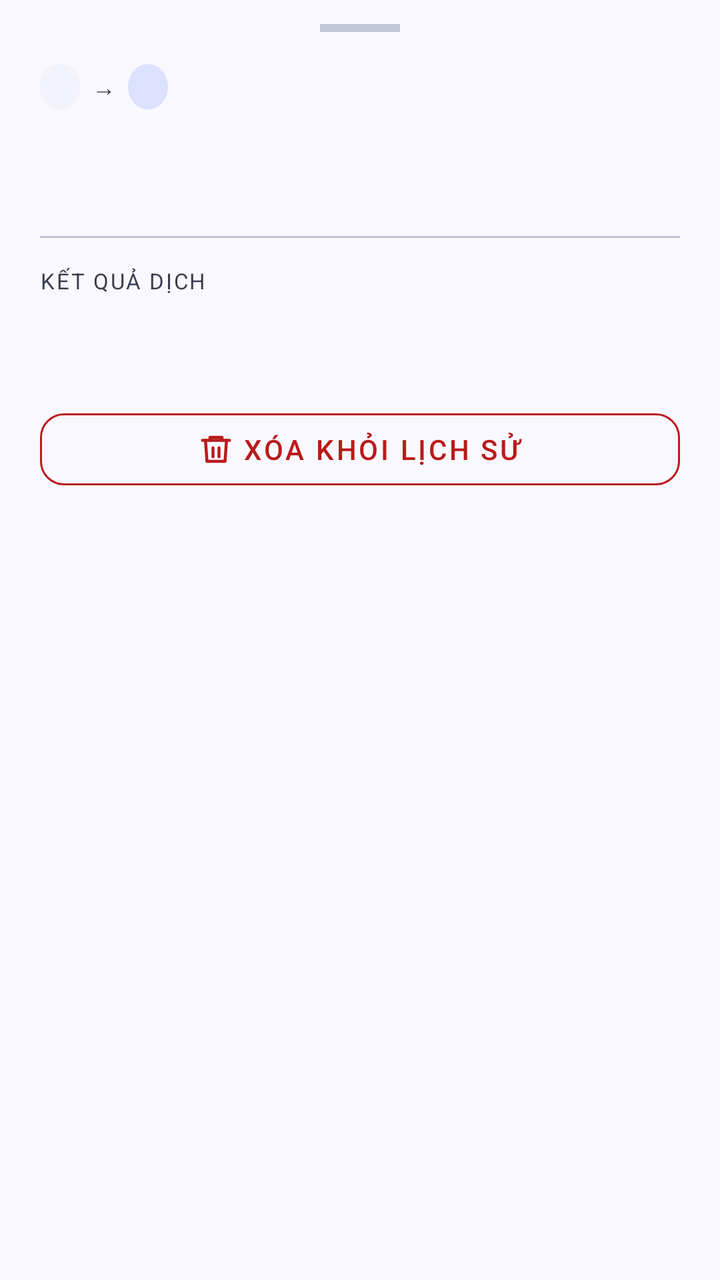
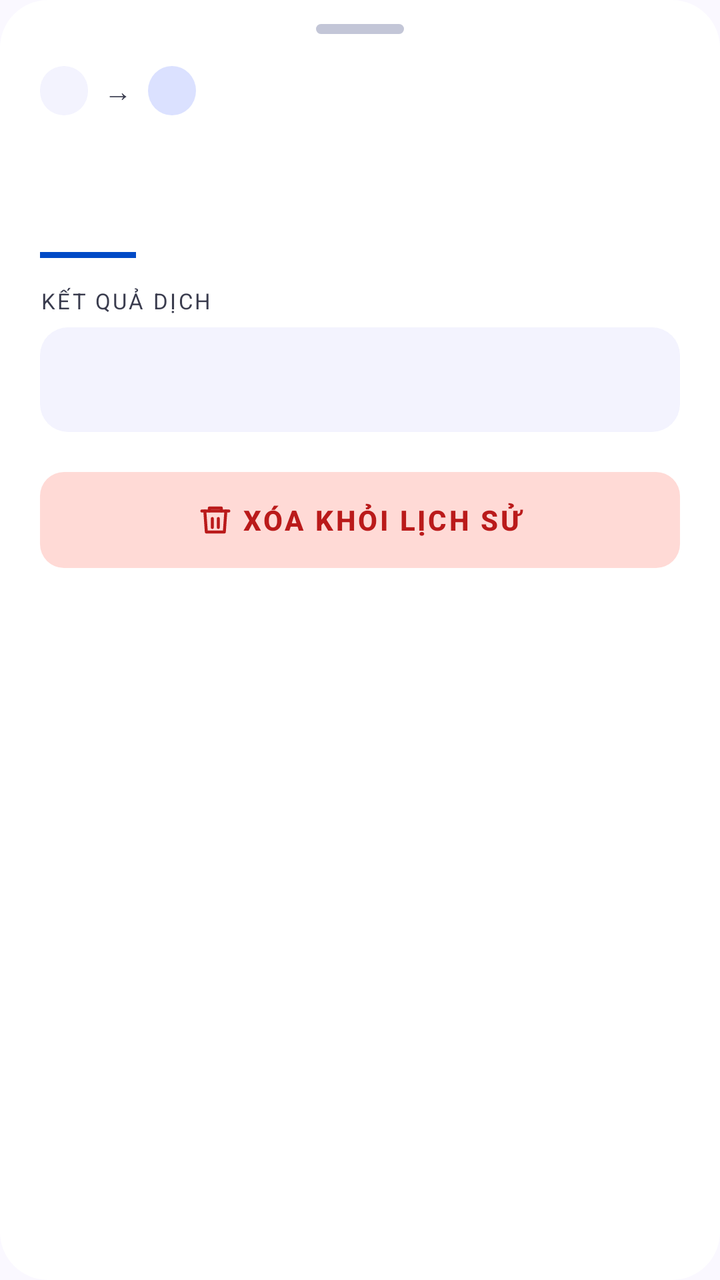

An Android layout rendered at two revisions. The XML below is the earlier revision; the diff shows what the commit changed to produce the second picture.
<!-- AndroidManifest.xml: application theme Theme.ObjectLanguage -->
<!-- res/layout/dialog_dictionary_history_detail.xml -->
<?xml version="1.0" encoding="utf-8"?>
<LinearLayout xmlns:android="http://schemas.android.com/apk/res/android"
    xmlns:app="http://schemas.android.com/apk/res-auto"
    android:layout_width="match_parent"
    android:layout_height="wrap_content"
    android:orientation="vertical"
    android:paddingBottom="32dp">

    
    <View
        android:layout_width="40dp"
        android:layout_height="4dp"
        android:layout_gravity="center_horizontal"
        android:layout_marginTop="12dp"
        android:layout_marginBottom="16dp"
        android:background="@color/divider" />

    
    <FrameLayout
        android:id="@+id/layoutImage"
        android:layout_width="match_parent"
        android:layout_height="200dp"
        android:layout_marginStart="20dp"
        android:layout_marginEnd="20dp"
        android:layout_marginBottom="16dp"
        android:background="@drawable/bg_soft_panel"
        android:visibility="gone">

        <ImageView
            android:id="@+id/ivDetailImage"
            android:layout_width="match_parent"
            android:layout_height="match_parent"
            android:scaleType="centerCrop" />
    </FrameLayout>

    
    <LinearLayout
        android:layout_width="match_parent"
        android:layout_height="wrap_content"
        android:orientation="vertical"
        android:paddingStart="20dp"
        android:paddingEnd="20dp">

        
        <LinearLayout
            android:layout_width="match_parent"
            android:layout_height="wrap_content"
            android:gravity="center_vertical"
            android:orientation="horizontal"
            android:layout_marginBottom="10dp">

            <TextView
                android:id="@+id/tvFromLangBadge"
                android:layout_width="wrap_content"
                android:layout_height="wrap_content"
                android:background="@drawable/bg_soft_panel"
                android:paddingStart="10dp"
                android:paddingTop="4dp"
                android:paddingEnd="10dp"
                android:paddingBottom="4dp"
                android:textColor="@color/primary"
                android:textSize="11sp"
                android:textStyle="bold" />

            <TextView
                android:layout_width="wrap_content"
                android:layout_height="wrap_content"
                android:layout_marginStart="6dp"
                android:layout_marginEnd="6dp"
                android:text="→"
                android:textColor="@color/text_muted"
                android:textSize="12sp" />

            <TextView
                android:id="@+id/tvToLangBadge"
                android:layout_width="wrap_content"
                android:layout_height="wrap_content"
                android:background="@drawable/bg_icon_primary"
                android:paddingStart="10dp"
                android:paddingTop="4dp"
                android:paddingEnd="10dp"
                android:paddingBottom="4dp"
                android:textColor="@color/primary"
                android:textSize="11sp"
                android:textStyle="bold" />

            <View
                android:layout_width="0dp"
                android:layout_height="1dp"
                android:layout_weight="1" />

            <TextView
                android:id="@+id/tvDetailTime"
                android:layout_width="wrap_content"
                android:layout_height="wrap_content"
                android:textColor="@color/text_muted"
                android:textSize="12sp" />
        </LinearLayout>

        
        <TextView
            android:id="@+id/tvDetailWord"
            android:layout_width="match_parent"
            android:layout_height="wrap_content"
            android:textColor="@color/text_primary"
            android:textSize="28sp"
            android:textStyle="bold" />

        
        <TextView
            android:id="@+id/tvDetailPhonetic"
            android:layout_width="wrap_content"
            android:layout_height="wrap_content"
            android:layout_marginTop="4dp"
            android:textColor="@color/primary"
            android:textSize="16sp"
            android:textStyle="italic"
            android:visibility="gone" />

        
        <View
            android:layout_width="match_parent"
            android:layout_height="1dp"
            android:layout_marginTop="16dp"
            android:layout_marginBottom="14dp"
            android:background="@color/divider" />

        
        <TextView
            android:layout_width="wrap_content"
            android:layout_height="wrap_content"
            android:layout_marginBottom="6dp"
            android:text="@string/dictionary_result_label"
            android:textColor="@color/text_muted"
            android:textSize="11sp"
            android:letterSpacing="0.08"
            android:textAllCaps="true" />

        
        <TextView
            android:id="@+id/tvDetailTranslation"
            android:layout_width="match_parent"
            android:layout_height="wrap_content"
            android:textColor="@color/text_primary"
            android:textSize="20sp"
            android:textStyle="bold" />

        
        <LinearLayout
            android:id="@+id/layoutObjectCode"
            android:layout_width="match_parent"
            android:layout_height="wrap_content"
            android:layout_marginTop="14dp"
            android:gravity="center_vertical"
            android:orientation="horizontal"
            android:visibility="gone">

            <View
                android:layout_width="3dp"
                android:layout_height="16dp"
                android:background="@color/primary"
                android:layout_marginEnd="8dp" />

            <TextView
                android:layout_width="wrap_content"
                android:layout_height="wrap_content"
                android:text="@string/dictionary_object_code_label"
                android:textColor="@color/text_secondary"
                android:textSize="13sp" />

            <TextView
                android:id="@+id/tvObjectCode"
                android:layout_width="wrap_content"
                android:layout_height="wrap_content"
                android:layout_marginStart="6dp"
                android:textColor="@color/primary"
                android:textSize="13sp"
                android:textStyle="bold" />
        </LinearLayout>

        
        <com.google.android.material.button.MaterialButton
            android:id="@+id/btnDeleteHistory"
            style="@style/Widget.MaterialComponents.Button.OutlinedButton"
            android:layout_width="match_parent"
            android:layout_height="48dp"
            android:layout_marginTop="20dp"
            android:text="@string/dictionary_history_delete"
            android:textColor="@color/error"
            app:cornerRadius="12dp"
            app:strokeColor="@color/error"
            app:icon="@drawable/ic_delete"
            app:iconTint="@color/error"
            app:iconGravity="textStart" />
    </LinearLayout>
</LinearLayout>
<!-- resources referenced by this layout -->
<resources>
  <color name="divider">#C3C6D7</color>
  <color name="error">#BA1A1A</color>
  <color name="primary">#004AC6</color>
  <color name="text_muted">#3A3C4E</color>
  <color name="text_primary">#191B23</color>
  <color name="text_secondary">#22242F</color>
  <!-- drawable bg_icon_primary (drawable) -->
  <?xml version="1.0" encoding="utf-8"?>
  <shape xmlns:android="http://schemas.android.com/apk/res/android"
      android:shape="oval">
      <solid android:color="@color/primary_light" />
  </shape>
  <!-- drawable bg_soft_panel (drawable) -->
  <?xml version="1.0" encoding="utf-8"?>
  <shape xmlns:android="http://schemas.android.com/apk/res/android"
      android:shape="rectangle">
      <solid android:color="@color/surface_glass" />
      <corners android:radius="16dp" />
  </shape>
  <string name="dictionary_history_delete">Xóa khỏi lịch sử</string>
  <string name="dictionary_object_code_label">Mã đối tượng:</string>
  <string name="dictionary_result_label">Kết quả dịch</string>
  <color name="primary_light">#DBE1FF</color>
  <color name="surface_glass">#F3F3FE</color>
  <color name="primary_dark">#003EA8</color>
  <color name="text_on_primary">#FFFFFF</color>
  <color name="secondary">#FD933D</color>
  <color name="violet">#7C3AED</color>
  <color name="background">#FAF8FF</color>
  <color name="surface">#FFFFFF</color>
  <style name="Widget.App.CardView" parent="Widget.Material3.CardView.Elevated">
          <item name="cardBackgroundColor">@color/surface</item>
          <item name="cardCornerRadius">14dp</item>
          <item name="cardElevation">0dp</item>
          <item name="strokeWidth">0dp</item>
      </style>
  <color name="bottom_nav_bg">#FFFFFF</color>
  <style name="Widget.App.BottomNav.ActiveIndicator" parent="Widget.Material3.BottomNavigationView.ActiveIndicator">
          <item name="android:color">@color/surface_variant</item>
          <item name="shapeAppearance">@style/ShapeAppearance.App.SmallComponent</item>
      </style>
  <color name="surface_variant">#E1E2ED</color>
  <style name="ShapeAppearance.App.SmallComponent" parent="ShapeAppearance.Material3.SmallComponent">
          <item name="cornerSize">14dp</item>
      </style>
  <!-- unchanged entries left out for length: 3 -->
</resources>

<!-- the commit's change to res/layout/dialog_dictionary_history_detail.xml (unified diff, before → after) -->
@@ -3,27 +3,27 @@
     xmlns:app="http://schemas.android.com/apk/res-auto"
     android:layout_width="match_parent"
     android:layout_height="wrap_content"
+    android:background="@drawable/bg_dialog_rounded"
     android:orientation="vertical"
     android:paddingBottom="32dp">
 
     
     <View
-        android:layout_width="40dp"
-        android:layout_height="4dp"
+        android:layout_width="44dp"
+        android:layout_height="5dp"
         android:layout_gravity="center_horizontal"
         android:layout_marginTop="12dp"
-        android:layout_marginBottom="16dp"
-        android:background="@color/divider" />
+        android:background="@drawable/bg_sheet_handle" />
 
     
     <FrameLayout
         android:id="@+id/layoutImage"
         android:layout_width="match_parent"
         android:layout_height="200dp"
-        android:layout_marginStart="20dp"
-        android:layout_marginEnd="20dp"
-        android:layout_marginBottom="16dp"
-        android:background="@drawable/bg_soft_panel"
+        android:layout_marginStart="16dp"
+        android:layout_marginTop="16dp"
+        android:layout_marginEnd="16dp"
+        android:background="@drawable/bg_card_rounded"
         android:visibility="gone">
 
         <ImageView
@@ -39,6 +39,7 @@
         android:layout_height="wrap_content"
         android:orientation="vertical"
         android:paddingStart="20dp"
+        android:paddingTop="16dp"
         android:paddingEnd="20dp">
 
         
@@ -47,17 +48,17 @@
             android:layout_height="wrap_content"
             android:gravity="center_vertical"
             android:orientation="horizontal"
-            android:layout_marginBottom="10dp">
+            android:layout_marginBottom="12dp">
 
             <TextView
                 android:id="@+id/tvFromLangBadge"
                 android:layout_width="wrap_content"
                 android:layout_height="wrap_content"
-                android:background="@drawable/bg_soft_panel"
-                android:paddingStart="10dp"
-                android:paddingTop="4dp"
-                android:paddingEnd="10dp"
-                android:paddingBottom="4dp"
+                android:background="@drawable/bg_chip_surface"
+                android:paddingStart="12dp"
+                android:paddingTop="5dp"
+                android:paddingEnd="12dp"
+                android:paddingBottom="5dp"
                 android:textColor="@color/primary"
                 android:textSize="11sp"
                 android:textStyle="bold" />
@@ -65,21 +66,21 @@
             <TextView
                 android:layout_width="wrap_content"
                 android:layout_height="wrap_content"
-                android:layout_marginStart="6dp"
-                android:layout_marginEnd="6dp"
+                android:layout_marginStart="8dp"
+                android:layout_marginEnd="8dp"
                 android:text="→"
                 android:textColor="@color/text_muted"
-                android:textSize="12sp" />
+                android:textSize="14sp" />
 
             <TextView
                 android:id="@+id/tvToLangBadge"
                 android:layout_width="wrap_content"
                 android:layout_height="wrap_content"
                 android:background="@drawable/bg_icon_primary"
-                android:paddingStart="10dp"
-                android:paddingTop="4dp"
-                android:paddingEnd="10dp"
-                android:paddingBottom="4dp"
+                android:paddingStart="12dp"
+                android:paddingTop="5dp"
+                android:paddingEnd="12dp"
+                android:paddingBottom="5dp"
                 android:textColor="@color/primary"
                 android:textSize="11sp"
                 android:textStyle="bold" />
@@ -102,8 +103,9 @@
             android:id="@+id/tvDetailWord"
             android:layout_width="match_parent"
             android:layout_height="wrap_content"
+            android:lineSpacingMultiplier="1.1"
             android:textColor="@color/text_primary"
-            android:textSize="28sp"
+            android:textSize="30sp"
             android:textStyle="bold" />
 
         
@@ -119,30 +121,32 @@
 
         
         <View
-            android:layout_width="match_parent"
-            android:layout_height="1dp"
+            android:layout_width="48dp"
+            android:layout_height="3dp"
             android:layout_marginTop="16dp"
             android:layout_marginBottom="14dp"
-            android:background="@color/divider" />
+            android:background="@color/primary" />
 
         
         <TextView
             android:layout_width="wrap_content"
             android:layout_height="wrap_content"
             android:layout_marginBottom="6dp"
+            android:letterSpacing="0.10"
             android:text="@string/dictionary_result_label"
+            android:textAllCaps="true"
             android:textColor="@color/text_muted"
-            android:textSize="11sp"
-            android:letterSpacing="0.08"
-            android:textAllCaps="true" />
+            android:textSize="11sp" />
 
         
         <TextView
             android:id="@+id/tvDetailTranslation"
             android:layout_width="match_parent"
             android:layout_height="wrap_content"
+            android:background="@drawable/bg_definition_box"
+            android:padding="14dp"
             android:textColor="@color/text_primary"
-            android:textSize="20sp"
+            android:textSize="18sp"
             android:textStyle="bold" />
 
         
@@ -158,8 +162,8 @@
             <View
                 android:layout_width="3dp"
                 android:layout_height="16dp"
-                android:background="@color/primary"
-                android:layout_marginEnd="8dp" />
+                android:layout_marginEnd="8dp"
+                android:background="@color/primary" />
 
             <TextView
                 android:layout_width="wrap_content"
@@ -179,18 +183,26 @@
         </LinearLayout>
 
         
-        <com.google.android.material.button.MaterialButton
-            android:id="@+id/btnDeleteHistory"
-            style="@style/Widget.MaterialComponents.Button.OutlinedButton"
-            android:layout_width="match_parent"
-            android:layout_height="48dp"
+        <LinearLayout
+            android:layout_width="match_parent"
+            android:layout_height="wrap_content"
             android:layout_marginTop="20dp"
-            android:text="@string/dictionary_history_delete"
-            android:textColor="@color/error"
-            app:cornerRadius="12dp"
-            app:strokeColor="@color/error"
-            app:icon="@drawable/ic_delete"
-            app:iconTint="@color/error"
-            app:iconGravity="textStart" />
+            android:background="@drawable/bg_delete_warning"
+            android:orientation="horizontal">
+
+            <com.google.android.material.button.MaterialButton
+                android:id="@+id/btnDeleteHistory"
+                style="@style/Widget.MaterialComponents.Button.TextButton"
+                android:layout_width="match_parent"
+                android:layout_height="48dp"
+                android:text="@string/dictionary_history_delete"
+                android:textColor="@color/error"
+                android:textStyle="bold"
+                app:cornerRadius="10dp"
+                app:icon="@drawable/ic_delete"
+                app:iconGravity="textStart"
+                app:iconTint="@color/error" />
+        </LinearLayout>
+
     </LinearLayout>
 </LinearLayout>
<!-- resource entries referenced after the edit -->
@@ -6,24 +6,61 @@
   <color name="text_muted">#3A3C4E</color>
   <color name="text_primary">#191B23</color>
   <color name="text_secondary">#22242F</color>
+  <!-- drawable bg_card_rounded (drawable) -->
+  <?xml version="1.0" encoding="utf-8"?>
+  <shape xmlns:android="http://schemas.android.com/apk/res/android"
+      android:shape="rectangle">
+      <solid android:color="@color/surface" />
+      <corners android:radius="20dp" />
+      <stroke
+          android:width="1dp"
+          android:color="@color/divider" />
+  </shape>
+  <!-- drawable bg_chip_surface (drawable) -->
+  <?xml version="1.0" encoding="utf-8"?>
+  <shape xmlns:android="http://schemas.android.com/apk/res/android"
+      android:shape="rectangle">
+      <solid android:color="#F3F3FE" />
+      <corners android:radius="20dp" />
+  </shape>
+  <!-- drawable bg_definition_box (drawable) -->
+  <?xml version="1.0" encoding="utf-8"?>
+  <shape xmlns:android="http://schemas.android.com/apk/res/android"
+      android:shape="rectangle">
+      <solid android:color="#F3F3FE" />
+      <corners android:radius="14dp" />
+  </shape>
+  <!-- drawable bg_delete_warning (drawable) -->
+  <?xml version="1.0" encoding="utf-8"?>
+  <shape xmlns:android="http://schemas.android.com/apk/res/android"
+      android:shape="rectangle">
+      <solid android:color="#FFDAD6" />
+      <corners android:radius="12dp" />
+  </shape>
+  <!-- drawable bg_dialog_rounded (drawable) -->
+  <?xml version="1.0" encoding="utf-8"?>
+  <shape xmlns:android="http://schemas.android.com/apk/res/android"
+      android:shape="rectangle">
+      <solid android:color="@color/surface" />
+      <corners android:radius="24dp" />
+  </shape>
   <!-- drawable bg_icon_primary (drawable) -->
   <?xml version="1.0" encoding="utf-8"?>
   <shape xmlns:android="http://schemas.android.com/apk/res/android"
       android:shape="oval">
       <solid android:color="@color/primary_light" />
   </shape>
-  <!-- drawable bg_soft_panel (drawable) -->
+  <!-- drawable bg_sheet_handle (drawable) -->
   <?xml version="1.0" encoding="utf-8"?>
   <shape xmlns:android="http://schemas.android.com/apk/res/android"
       android:shape="rectangle">
-      <solid android:color="@color/surface_glass" />
-      <corners android:radius="16dp" />
+      <solid android:color="#C3C6D7" />
+      <corners android:radius="4dp" />
   </shape>
   <string name="dictionary_history_delete">Xóa khỏi lịch sử</string>
   <string name="dictionary_object_code_label">Mã đối tượng:</string>
   <string name="dictionary_result_label">Kết quả dịch</string>
   <color name="primary_light">#DBE1FF</color>
-  <color name="surface_glass">#F3F3FE</color>
   <color name="primary_dark">#003EA8</color>
   <color name="text_on_primary">#FFFFFF</color>
   <color name="secondary">#FD933D</color>
